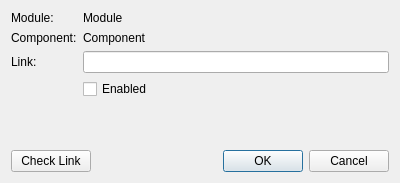
First picture: the form in host/dialogs/dialogeditlink.ui, repository XcluDev/Xclu, before the edit.
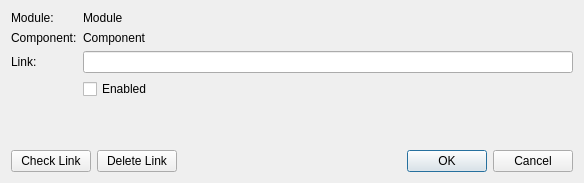
Second picture: the form after the edit.

The edit to the form file:
```diff
--- a/host/dialogs/dialogeditlink.ui
+++ b/host/dialogs/dialogeditlink.ui
@@ -6,7 +6,7 @@
    <rect>
     <x>0</x>
     <y>0</y>
-    <width>400</width>
+    <width>584</width>
     <height>183</height>
    </rect>
   </property>
@@ -85,6 +85,13 @@
        </property>
       </widget>
      </item>
+     <item>
+      <widget class="QPushButton" name="button_delete_link">
+       <property name="text">
+        <string>Delete Link</string>
+       </property>
+      </widget>
+     </item>
      <item>
       <widget class="QDialogButtonBox" name="buttonBox">
        <property name="orientation">
```
